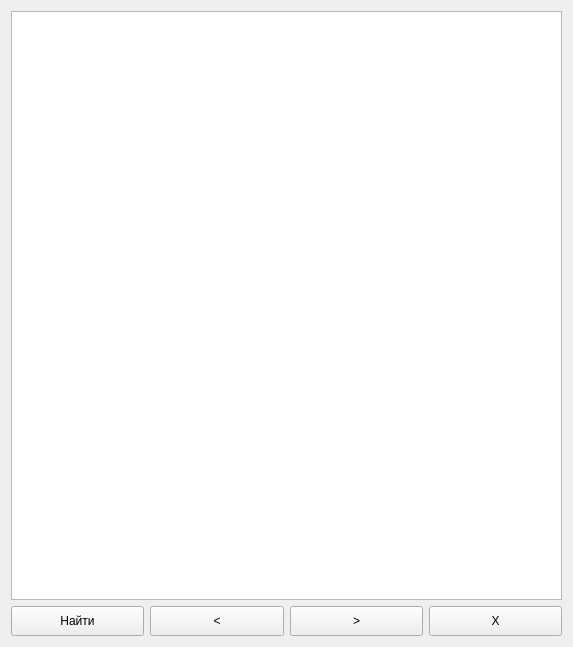
The window that m_cfg/unitfinder.ui (xXRadioHeadXx/start7) describes before a commit, drawn with Qt 5.
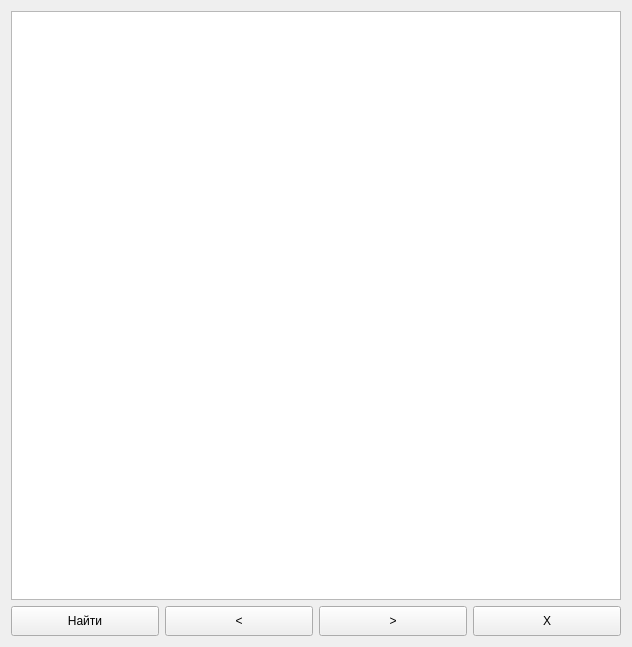
The same window after the commit.

The edit to the form file:
```diff
--- a/m_cfg/unitfinder.ui
+++ b/m_cfg/unitfinder.ui
@@ -6,7 +6,7 @@
    <rect>
     <x>0</x>
     <y>0</y>
-    <width>573</width>
+    <width>632</width>
     <height>647</height>
    </rect>
   </property>
```
Left out of the diff: 2 changed lines with no effect on the pictures.
